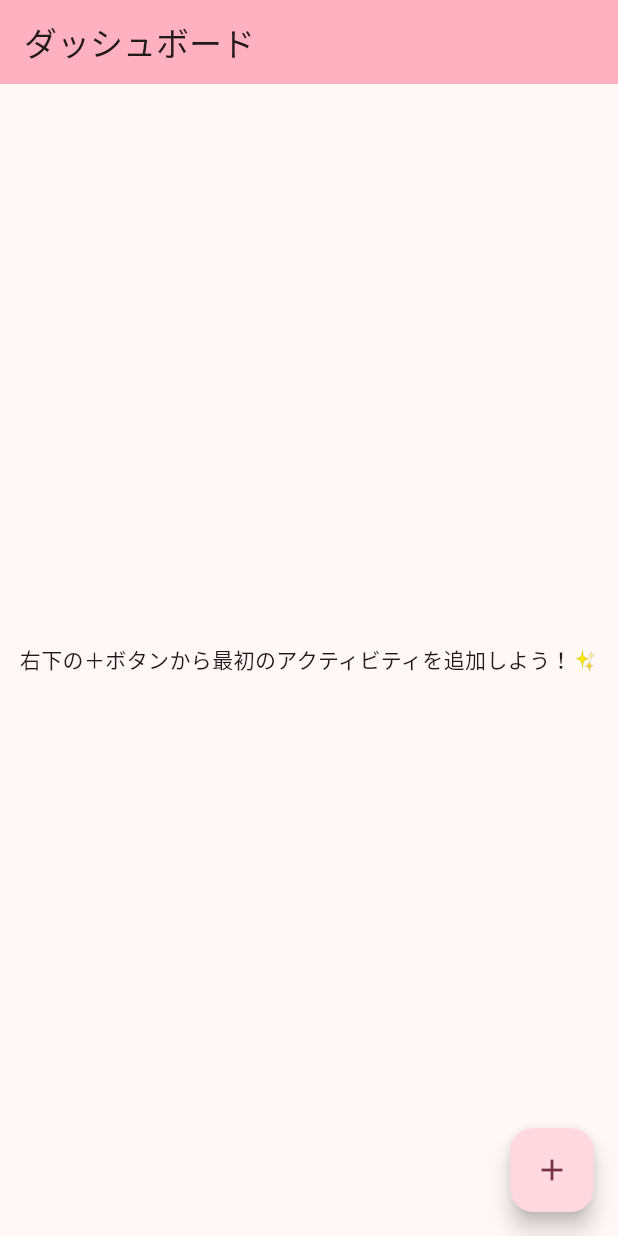
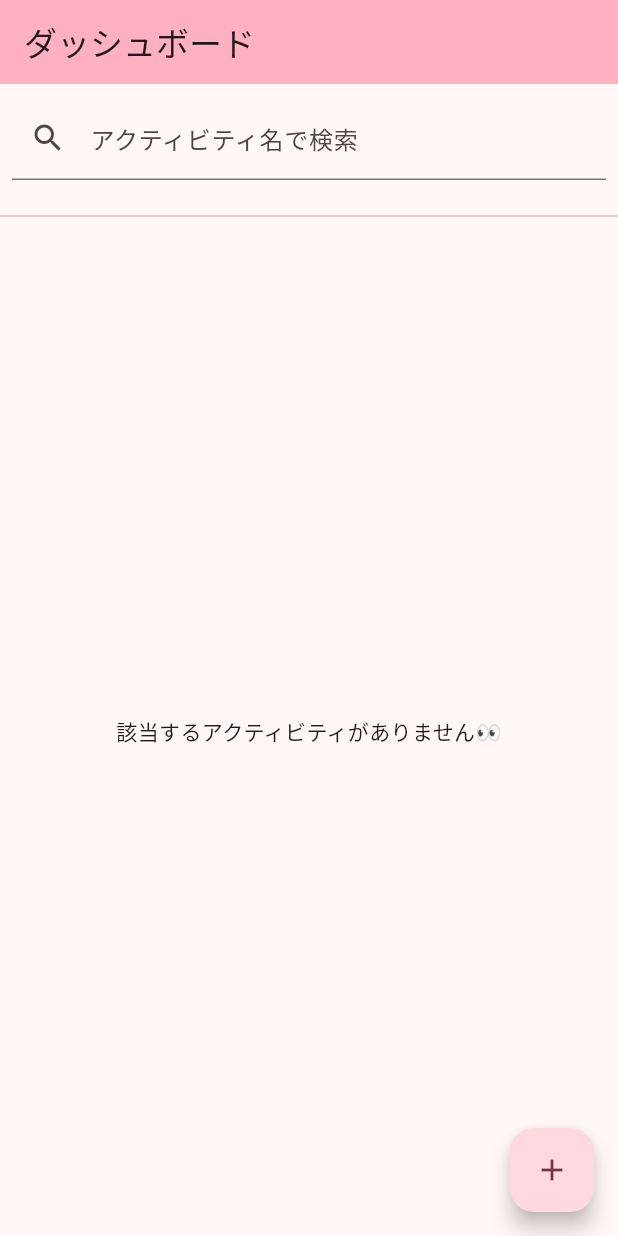
Before and after one commit to osero2000/nan_kore, a Flutter app: the screen it shows after launch, on a phone screen of 412 x 824 dp. Run offline on Flutter 3.47's test engine with Material 3 defaults, Android fonts, the light colour scheme and no system bars; our stand-ins replace hive, hive_flutter, speech_to_text; accounts and stored records are empty; generated files the repository leaves out were written again.

Commit message:
feat: タグ検索と絞り込み機能を追加

```diff
--- a/lib/main.dart
+++ b/lib/main.dart
@@ -6,6 +6,18 @@ import 'package:nan_kore/models/tag.dart';
 import 'package:nan_kore/screens/activity_edit_screen.dart';
 import 'package:nan_kore/screens/count_screen.dart';
 import 'package:intl/date_symbol_data_local.dart';
+
+// カタカナをひらがなに変換するヘルパー関数
+String _toHiragana(String text) {
+  return text.split('').map((char) {
+    final code = char.codeUnitAt(0);
+    // カタカナの範囲 (U+30A1 to U+30F6)
+    if (code >= 0x30A1 && code <= 0x30F6) {
+      return String.fromCharCode(code - 0x60);
+    }
+    return char;
+  }).join('');
+}
 
 Future<void> main() async {
   // Flutterの初期化を待つ！これ大事！
@@ -56,6 +68,26 @@ class HomeScreen extends StatefulWidget {
 }
 
 class _HomeScreenState extends State<HomeScreen> {
+  final Set<Tag> _selectedFilterTags = {};
+  String _searchQuery = '';
+  final _searchController = TextEditingController();
+
+  @override
+  void initState() {
+    super.initState();
+    _searchController.addListener(() {
+      setState(() {
+        _searchQuery = _searchController.text;
+      });
+    });
+  }
+
+  @override
+  void dispose() {
+    _searchController.dispose();
+    super.dispose();
+  }
+
   @override
   Widget build(BuildContext context) {
     return Scaffold(
@@ -63,22 +95,98 @@ class _HomeScreenState extends State<HomeScreen> {
         backgroundColor: Theme.of(context).colorScheme.inversePrimary,
         title: const Text('ダッシュボード'),
       ),
-      body: ValueListenableBuilder<Box<Activity>>(
+      body: Column(
+        children: [
+          // 検索とフィルタリングのUI
+          Padding(
+            padding: const EdgeInsets.all(8.0),
+            child: Column(
+              children: [
+                TextField(
+                  controller: _searchController,
+                  decoration: InputDecoration(
+                    labelText: 'アクティビティ名で検索',
+                    prefixIcon: const Icon(Icons.search),
+                    suffixIcon: _searchQuery.isNotEmpty
+                        ? IconButton(
+                            icon: const Icon(Icons.clear),
+                            onPressed: () {
+                              _searchController.clear();
+                            },
+                          )
+                        : null,
+                  ),
+                ),
+                const SizedBox(height: 8),
+                ValueListenableBuilder<Box<Tag>>(
+                  valueListenable: Hive.box<Tag>('tags').listenable(),
+                  builder: (context, box, _) {
+                    final allTags = box.values.toList();
+                    if (allTags.isEmpty) {
+                      return const SizedBox.shrink();
+                    }
+                    return Wrap(
+                      spacing: 8.0,
+                      children: allTags.map((tag) {
+                        final isSelected = _selectedFilterTags
+                            .any((selected) => selected.key == tag.key);
+                        return FilterChip(
+                          label: Text(tag.name),
+                          selected: isSelected,
+                          onSelected: (selected) {
+                            setState(() {
+                              if (selected) {
+                                _selectedFilterTags.add(tag);
+                              } else {
+                                _selectedFilterTags.removeWhere(
+                                    (t) => t.key == tag.key);
+                              }
+                            });
+                          },
+                        );
+                      }).toList(),
+                    );
+                  },
+                ),
+              ],
+            ),
+          ),
+          const Divider(),
+          // アクティビティリスト
+          Expanded(
+            child: ValueListenableBuilder<Box<Activity>>(
               valueListenable: Hive.box<Activity>('activities').listenable(),
               builder: (context, box, _) {
-          final activities = box.values.toList().cast<Activity>();
-          if (activities.isEmpty) {
+                final allActivities = box.values.toList().cast<Activity>();
+
+                // フィルタリングロジック
+                final filteredActivities = allActivities.where((activity) {
+                  // 1. 名前での検索
+                  final hiraganaQuery = _toHiragana(_searchQuery.toLowerCase());
+                  final hiraganaActivityName = _toHiragana(activity.name.toLowerCase());
+                  final nameMatch = hiraganaActivityName.contains(hiraganaQuery);
+
+                  // 2. タグでの絞り込み
+                  final tagMatch = _selectedFilterTags.isEmpty ||
+                      _selectedFilterTags.every((filterTag) => activity.tags
+                          .any((activityTag) => activityTag.key == filterTag.key));
+
+                  return nameMatch && tagMatch;
+                }).toList();
+
+                if (filteredActivities.isEmpty) {
                   return const Center(
-              child: Text('右下の＋ボタンから最初のアクティビティを追加しよう！✨'),
+                    child: Text('該当するアクティビティがありません👀'),
                   );
                 }
                 return ListView.builder(
-            itemCount: activities.length,
+                  itemCount: filteredActivities.length,
                   itemBuilder: (ctx, index) {
-              final activity = activities[index];
+                    final activity = filteredActivities[index];
                     return Dismissible(
                       key: ValueKey(activity.key), // それぞれの項目を区別するための鍵！
-                direction: DismissDirection.endToStart, // 右から左へのスワイプだけ許可
+                      direction:
+                          DismissDirection.endToStart, // 右から左へのスワイプだけ許可
                       onDismissed: (direction) async {
                         // 0. 削除するデータをコピーして一時的に保存
                         final activityToDelete = activity;
@@ -86,13 +194,17 @@ class _HomeScreenState extends State<HomeScreen> {
 
                         // Activityのコピーを作成
                         final tagsBox = Hive.box<Tag>('tags');
-                  final tagsCopy = HiveList<Tag>(tagsBox)..addAll(activityToDelete.tags);
+                        final tagsCopy = HiveList<Tag>(tagsBox)
+                          ..addAll(activityToDelete.tags);
                         final activityCopy = Activity(
                           name: activityToDelete.name,
                           targetCount: activityToDelete.targetCount,
                           tags: tagsCopy,
-                    notificationEnabled: activityToDelete.notificationEnabled,
-                    notificationDays: List<int>.from(activityToDelete.notificationDays),
+                          voiceCommands: List<String>.from(activityToDelete.voiceCommands),
+                          notificationEnabled:
+                              activityToDelete.notificationEnabled,
+                          notificationDays:
+                              List<int>.from(activityToDelete.notificationDays),
                           notificationTime: activityToDelete.notificationTime,
                         )
                           ..id = activityToDelete.id
@@ -101,19 +213,23 @@ class _HomeScreenState extends State<HomeScreen> {
                         // 関連レコードのコピーを作成
                         final recordsBox = Hive.box<Record>('records');
                         final relatedRecords = recordsBox.values
-                      .where((record) => record.activityId == activityToDelete.id)
+                            .where(
+                                (record) => record.activityId == activityToDelete.id)
                             .toList();
-                  final recordCopies = relatedRecords.map((rec) => Record(
+                        final recordCopies = relatedRecords
+                            .map((rec) => Record(
                                   activityId: rec.activityId,
                                   count: rec.count,
                                   memo: rec.memo,
                                   reaction: rec.reaction,
                                 )
                                   ..id = rec.id
-                    ..date = rec.date).toList();
+                                  ..date = rec.date)
+                            .toList();
 
                         // 1. データを削除
-                  final recordKeysToDelete = relatedRecords.map((rec) => rec.key as int).toList();
+                        final recordKeysToDelete =
+                            relatedRecords.map((rec) => rec.key as int).toList();
                         await recordsBox.deleteAll(recordKeysToDelete);
                         await activityToDelete.delete();
 
@@ -128,7 +244,8 @@ class _HomeScreenState extends State<HomeScreen> {
                               label: '元に戻す',
                               onPressed: () async {
                                 // データを復元
-                          final activitiesBox = Hive.box<Activity>('activities');
+                                final activitiesBox =
+                                    Hive.box<Activity>('activities');
                                 await activitiesBox.add(activityCopy);
                                 await recordsBox.addAll(recordCopies);
                               },
@@ -158,10 +275,14 @@ class _HomeScreenState extends State<HomeScreen> {
                                 runSpacing: 4.0,
                                 children: activity.tags.map((tag) {
                                   return Chip(
-                              label: Text(tag.name, style: const TextStyle(fontSize: 12)),
-                              backgroundColor: Color(tag.colorValue).withOpacity(0.2),
-                              padding: const EdgeInsets.symmetric(horizontal: 4.0),
-                              materialTapTargetSize: MaterialTapTargetSize.shrinkWrap,
+                                    label: Text(tag.name,
+                                        style: const TextStyle(fontSize: 12)),
+                                    backgroundColor:
+                                        Color(tag.colorValue).withOpacity(0.2),
+                                    padding: const EdgeInsets.symmetric(
+                                        horizontal: 4.0),
+                                    materialTapTargetSize:
+                                        MaterialTapTargetSize.shrinkWrap,
                                   );
                                 }).toList(),
                               ),
@@ -173,7 +294,8 @@ class _HomeScreenState extends State<HomeScreen> {
                           onPressed: () {
                             Navigator.of(context).push(
                               MaterialPageRoute(
-                          builder: (ctx) => ActivityEditScreen(activity: activity),
+                                builder: (ctx) =>
+                                    ActivityEditScreen(activity: activity),
                               ),
                             );
                           },
@@ -184,7 +306,8 @@ class _HomeScreenState extends State<HomeScreen> {
                           final activityRecords = recordsBox.values
                               .where((record) => record.activityId == activity.id)
                               .toList();
-                  activityRecords.sort((a, b) => b.date.compareTo(a.date)); // 新しい順に並び替え
+                          activityRecords.sort(
+                              (a, b) => b.date.compareTo(a.date)); // 新しい順に並び替え
 
                           int? lastCount;
                           DateTime? lastDate;
@@ -220,6 +343,9 @@ class _HomeScreenState extends State<HomeScreen> {
                 );
               },
             ),
+          ),
+        ],
+      ),
       floatingActionButton: FloatingActionButton(
         onPressed: () {
           Navigator.of(context).push(
```
Lines whose indentation alone changed are shown as unchanged.
